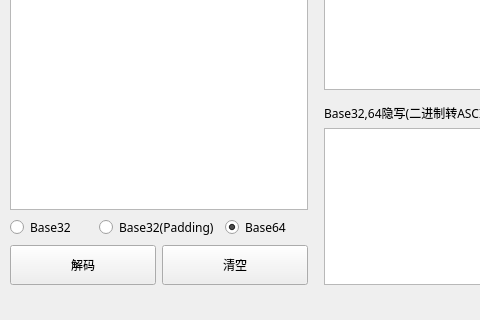
First picture: the form in src/GUI/ui.ui, repository UP0916/Base-Tools, before the edit; both pictures show x 0 to 480 and y 295 to 615 of the 635 by 615 pixel window.
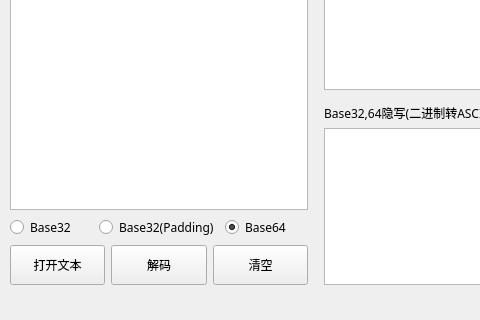
Second picture: the form after the edit. Custom widgets are drawn as their Qt base class.

Commit message: 添加打开文本按钮

What changed in the file:
```diff
--- a/src/GUI/ui.ui
+++ b/src/GUI/ui.ui
@@ -31,7 +31,7 @@
       <height>571</height>
      </rect>
     </property>
-    <layout class="QHBoxLayout" name="horizontalLayout">
+    <layout class="QHBoxLayout" name="horizontalLayout" stretch="0,0,0">
      <item>
       <layout class="QVBoxLayout" name="verticalLayout_3" stretch="0">
        <item>
@@ -84,6 +84,25 @@
            </item>
            <item>
             <layout class="QHBoxLayout" name="horizontalLayout_4">
+             <item>
+              <widget class="QPushButton" name="pushButton_3">
+               <property name="sizePolicy">
+                <sizepolicy hsizetype="Minimum" vsizetype="Fixed">
+                 <horstretch>0</horstretch>
+                 <verstretch>0</verstretch>
+                </sizepolicy>
+               </property>
+               <property name="minimumSize">
+                <size>
+                 <width>80</width>
+                 <height>40</height>
+                </size>
+               </property>
+               <property name="text">
+                <string>打开文本</string>
+               </property>
+              </widget>
+             </item>
              <item>
               <widget class="QPushButton" name="pushButton">
                <property name="sizePolicy">
@@ -94,7 +113,7 @@
                </property>
                <property name="minimumSize">
                 <size>
-                 <width>130</width>
+                 <width>80</width>
                  <height>40</height>
                 </size>
                </property>
@@ -113,7 +132,7 @@
                </property>
                <property name="minimumSize">
                 <size>
-                 <width>130</width>
+                 <width>80</width>
                  <height>40</height>
                 </size>
                </property>
```
Left out of the diff: 2 changed lines with no effect on the pictures. The commit also changes 2 other files.
